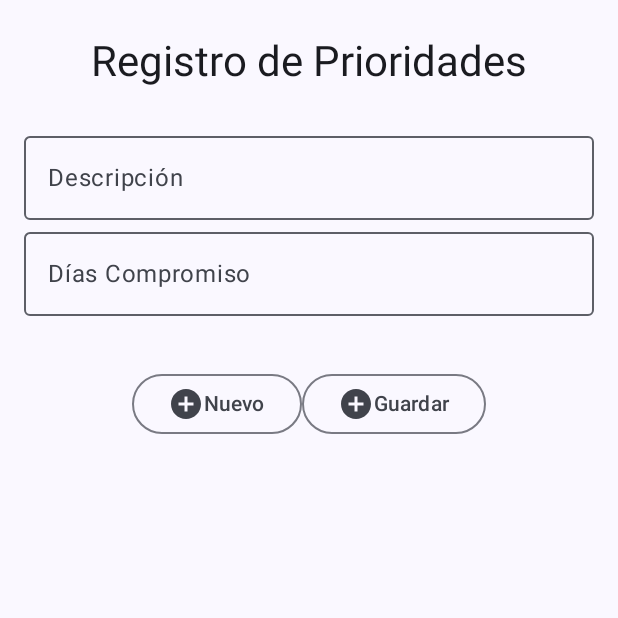
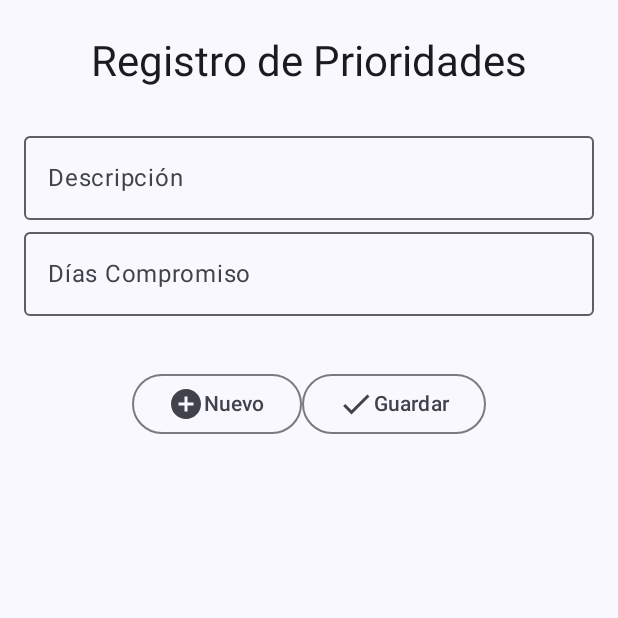
Before and after one commit to stvnyc/Ap2Project, an Android app built with Jetpack Compose: the screen it shows after launch (MainActivity), after a tap on "Crear Prioridad", on a phone screen of 412 x 824 dp, the top half of it. Run offline under Robolectric (Android 15) with nearby library versions, the phone set to English and light mode, and no system bars; our stand-ins replace Room's generated code.

Commit message:
Arreglando situación que permitia guardar prioridades con la misma descripción con diferencias en mayusculas o editar la descripción a una ya existente

```diff
--- a/app/src/main/java/com/example/ap2project/dao/PrioridadDao.kt
+++ b/app/src/main/java/com/example/ap2project/dao/PrioridadDao.kt
@@ -32,6 +32,6 @@ interface PrioridadDao{
     @Query("SELECT * FROM Prioridades")
     fun getall(): Flow<List<PrioridadEntity>>
 
-    @Query("SELECT * FROM Prioridades WHERE TRIM(descripcion) = TRIM(:descripcion) LIMIT 1")
+    @Query("SELECT * FROM Prioridades WHERE LOWER(TRIM(descripcion)) = LOWER(TRIM(:descripcion)) LIMIT 1")
     suspend fun findByDescription(descripcion: String): PrioridadEntity?
 }
--- a/app/src/main/java/com/example/ap2project/presentation/navigation/prioridad/PrioridadScreen.kt
+++ b/app/src/main/java/com/example/ap2project/presentation/navigation/prioridad/PrioridadScreen.kt
@@ -9,6 +9,7 @@ import androidx.compose.foundation.layout.padding
 import androidx.compose.foundation.text.KeyboardOptions
 import androidx.compose.material.icons.Icons
 import androidx.compose.material.icons.filled.AddCircle
+import androidx.compose.material.icons.filled.Check
 import androidx.compose.material.icons.filled.Delete
 import androidx.compose.material.icons.outlined.ArrowBack
 import androidx.compose.material3.FloatingActionButton
@@ -141,10 +142,10 @@ fun PrioridadScreen(
                                     descripcion.isBlank() -> "El campo descripción es necesario"
                                     newDiasCompromiso == null -> "El campo Días de Compromiso es necesario"
                                     newDiasCompromiso > 31 || newDiasCompromiso < 1 -> "Digite un número entre 1 y 31"
-                                    descripcionExiste != null -> "Esta descripción ya existe"
+                                    descripcionExiste != null && (prioridadId <= 0 ||
+                                            descripcionExiste.prioridadId != prioridadId) -> "Esta descripción ya existe"
                                     else -> ""
                                 }
-
                                 if (message.isNullOrEmpty()) {
                                     if (prioridadId > 0) {
                                         prioridadDb.prioridadDao().update(
@@ -171,11 +172,12 @@ fun PrioridadScreen(
                         }
                     ) {
                         Icon(
-                            imageVector = Icons.Default.AddCircle,
+                            imageVector = Icons.Default.Check,
                             contentDescription = null
                         )
                         Text(text = if (prioridadId > 0) "Actualizar" else "Guardar")
                     }
+
                     if (prioridadId > 0){
                         OutlinedButton(
                             onClick = {
```
